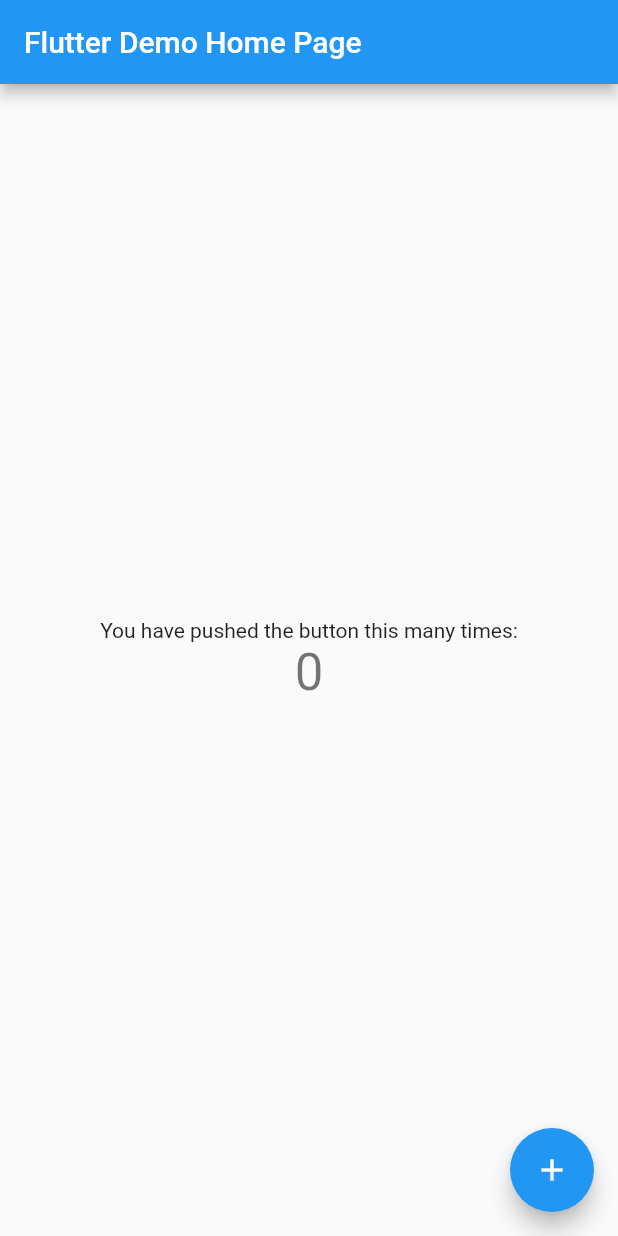
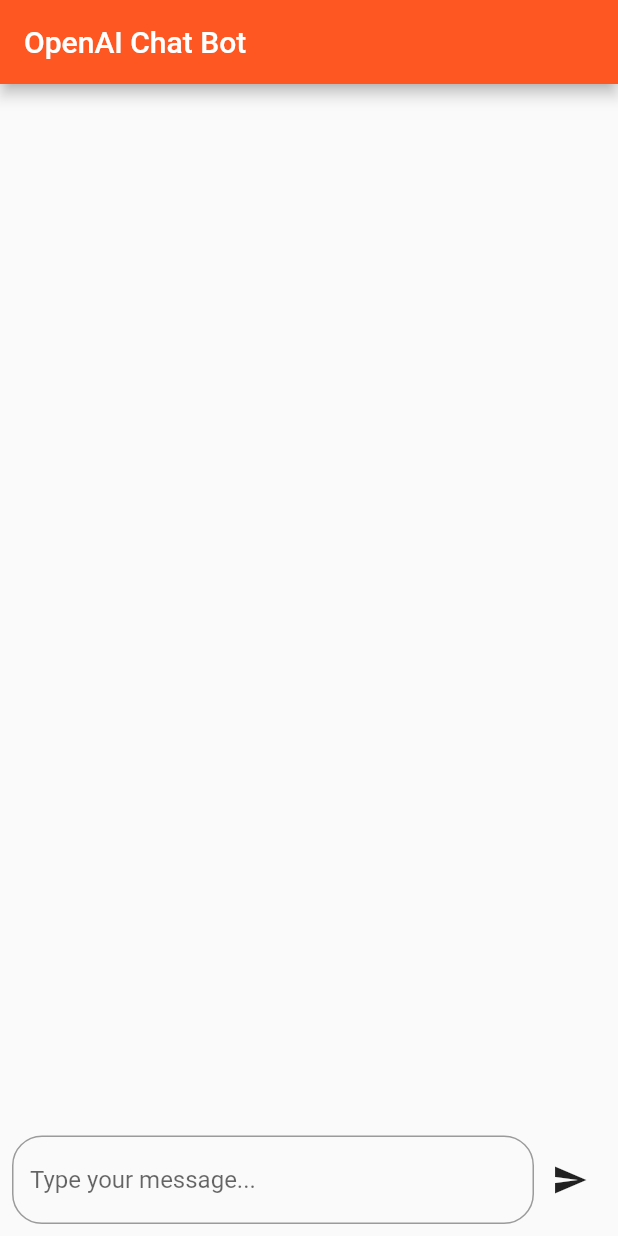
Before and after one commit to dbvaghani/chat_gpt_chatbot, a Flutter app: the screen it shows after launch, on a phone screen of 412 x 824 dp. Run offline on Flutter 3.47's test engine with Material 2 defaults, Android fonts, the phone set to English and light mode, and no system bars; missing offline and left inert: chat_gpt_sdk.

Commit message:
Complete demo with chatGPT chat bot

```diff
--- /dev/null
+++ b/lib/chat_screen.dart
@@ -0,0 +1,101 @@
+import 'package:chat_gpt_demo/widgets/chat_input.dart';
+import 'package:chat_gpt_demo/widgets/waiting_indicator.dart';
+import 'package:chat_gpt_sdk/chat_gpt_sdk.dart';
+import 'package:flutter/material.dart';
+
+import 'models/message.dart';
+import 'widgets/receiver_message.dart';
+import 'widgets/sender_message.dart';
+
+class ChatScreen extends StatefulWidget {
+  const ChatScreen({super.key});
+
+  @override
+  ChatScreenState createState() => ChatScreenState();
+}
+
+class ChatScreenState extends State<ChatScreen> {
+  final List<Message> _messages = [];
+  late OpenAI _openAI;
+  bool _isWaiting = false;
+
+  @override
+  void initState() {
+    super.initState();
+
+    const token = "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";
+
+    _openAI = OpenAI.instance.build(
+      token: token,
+      baseOption: HttpSetup(receiveTimeout: 6000),
+      isLogger: true,
+    );
+  }
+
+  @override
+  Widget build(BuildContext context) {
+    return GestureDetector(
+      onTap: () => FocusManager.instance.primaryFocus?.unfocus(),
+      child: Scaffold(
+        appBar: AppBar(
+          title: const Text("OpenAI Chat Bot"),
+        ),
+        body: SafeArea(
+          child: Column(
+            children: <Widget>[
+              Expanded(
+                child: ListView.builder(
+                  reverse: true,
+                  itemCount: _messages.length,
+                  itemBuilder: (context, index) {
+                    final message = _messages[index];
+                    return message.isReceiver
+                        ? ReceiverMessage(text: message.text)
+                        : SenderMessage(text: message.text);
+                  },
+                ),
+              ),
+              if (_isWaiting)
+                SizedBox(
+                  height: 50.0,
+                  child: Row(
+                    mainAxisAlignment: MainAxisAlignment.center,
+                    children: const [
+                      WaitingIndicator(),
+                      SizedBox(width: 10.0),
+                      Text('Waiting for response...'),
+                    ],
+                  ),
+                ),
+              ChatInput(onSendAction: (text) => _onSendAction(text)),
+            ],
+          ),
+        ),
+      ),
+    );
+  }
+
+  _onSendAction(String message) async {
+    debugPrint("onSend Action called");
+    setState(() {
+      _isWaiting = true;
+      _messages.insert(0, Message(text: message, isReceiver: false));
+    });
+
+    final response = await _openAI.onCompleteText(
+      request: CompleteText(
+        prompt: message,
+        model: kTranslateModelV3,
+      ),
+    );
+
+    final responseString = response?.choices.first.text;
+    if (responseString != null && responseString.isNotEmpty) {
+      setState(() {
+        _isWaiting = false;
+        _messages.insert(
+            0, Message(text: responseString.trim(), isReceiver: true));
+      });
+    }
+  }
+}
--- a/lib/main.dart
+++ b/lib/main.dart
@@ -1,3 +1,4 @@
+import 'package:chat_gpt_demo/chat_screen.dart';
 import 'package:flutter/material.dart';
 
 void main() {
@@ -13,103 +14,9 @@ class MyApp extends StatelessWidget {
     return MaterialApp(
       title: 'Flutter Demo',
       theme: ThemeData(
-        // This is the theme of your application.
-        //
-        // Try running your application with "flutter run". You'll see the
-        // application has a blue toolbar. Then, without quitting the app, try
-        // changing the primarySwatch below to Colors.green and then invoke
-        // "hot reload" (press "r" in the console where you ran "flutter run",
-        // or simply save your changes to "hot reload" in a Flutter IDE).
-        // Notice that the counter didn't reset back to zero; the application
-        // is not restarted.
-        primarySwatch: Colors.blue,
+        primarySwatch: Colors.deepOrange,
       ),
-      home: const MyHomePage(title: 'Flutter Demo Home Page'),
+      home: const ChatScreen(),
     );
   }
 }
-
-class MyHomePage extends StatefulWidget {
-  const MyHomePage({super.key, required this.title});
-
-  // This widget is the home page of your application. It is stateful, meaning
-  // that it has a State object (defined below) that contains fields that affect
-  // how it looks.
-
-  // This class is the configuration for the state. It holds the values (in this
-  // case the title) provided by the parent (in this case the App widget) and
-  // used by the build method of the State. Fields in a Widget subclass are
-  // always marked "final".
-
-  final String title;
-
-  @override
-  State<MyHomePage> createState() => _MyHomePageState();
-}
-
-class _MyHomePageState extends State<MyHomePage> {
-  int _counter = 0;
-
-  void _incrementCounter() {
-    setState(() {
-      // This call to setState tells the Flutter framework that something has
-      // changed in this State, which causes it to rerun the build method below
-      // so that the display can reflect the updated values. If we changed
-      // _counter without calling setState(), then the build method would not be
-      // called again, and so nothing would appear to happen.
-      _counter++;
-    });
-  }
-
-  @override
-  Widget build(BuildContext context) {
-    // This method is rerun every time setState is called, for instance as done
-    // by the _incrementCounter method above.
-    //
-    // The Flutter framework has been optimized to make rerunning build methods
-    // fast, so that you can just rebuild anything that needs updating rather
-    // than having to individually change instances of widgets.
-    return Scaffold(
-      appBar: AppBar(
-        // Here we take the value from the MyHomePage object that was created by
-        // the App.build method, and use it to set our appbar title.
-        title: Text(widget.title),
-      ),
-      body: Center(
-        // Center is a layout widget. It takes a single child and positions it
-        // in the middle of the parent.
-        child: Column(
-          // Column is also a layout widget. It takes a list of children and
-          // arranges them vertically. By default, it sizes itself to fit its
-          // children horizontally, and tries to be as tall as its parent.
-          //
-          // Invoke "debug painting" (press "p" in the console, choose the
-          // "Toggle Debug Paint" action from the Flutter Inspector in Android
-          // Studio, or the "Toggle Debug Paint" command in Visual Studio Code)
-          // to see the wireframe for each widget.
-          //
-          // Column has various properties to control how it sizes itself and
-          // how it positions its children. Here we use mainAxisAlignment to
-          // center the children vertically; the main axis here is the vertical
-          // axis because Columns are vertical (the cross axis would be
-          // horizontal).
-          mainAxisAlignment: MainAxisAlignment.center,
-          children: <Widget>[
-            const Text(
-              'You have pushed the button this many times:',
-            ),
-            Text(
-              '$_counter',
-              style: Theme.of(context).textTheme.headline4,
-            ),
-          ],
-        ),
-      ),
-      floatingActionButton: FloatingActionButton(
-        onPressed: _incrementCounter,
-        tooltip: 'Increment',
-        child: const Icon(Icons.add),
-      ), // This trailing comma makes auto-formatting nicer for build methods.
-    );
-  }
-}
--- /dev/null
+++ b/lib/models/message.dart
@@ -0,0 +1,6 @@
+class Message {
+  final String text;
+  final bool isReceiver;
+
+  Message({required this.text, required this.isReceiver});
+}
--- /dev/null
+++ b/lib/widgets/chat_input.dart
@@ -0,0 +1,37 @@
+import 'package:flutter/material.dart';
+
+class ChatInput extends StatelessWidget {
+  final Function(String) onSendAction;
+  ChatInput({required this.onSendAction, super.key});
+
+  final _textController = TextEditingController();
+
+  @override
+  Widget build(BuildContext context) {
+    return Container(
+      padding: const EdgeInsets.all(8.0),
+      child: Row(
+        children: <Widget>[
+          Expanded(
+            child: TextField(
+              controller: _textController,
+              decoration: InputDecoration(
+                hintText: "Type your message...",
+                border: OutlineInputBorder(
+                  borderRadius: BorderRadius.circular(20.0),
+                ),
+              ),
+            ),
+          ),
+          IconButton(
+            icon: const Icon(Icons.send),
+            onPressed: () {
+              onSendAction(_textController.text);
+              _textController.clear();
+            },
+          ),
+        ],
+      ),
+    );
+  }
+}
--- a/pubspec.yaml
+++ b/pubspec.yaml
@@ -36,6 +36,7 @@ dependencies:
   # The following adds the Cupertino Icons font to your application.
   # Use with the CupertinoIcons class for iOS style icons.
   cupertino_icons: ^1.0.2
+  chat_gpt_sdk: ^1.0.2+4
 
 dev_dependencies:
   flutter_test:
```
Also changed, not shown: lib/widgets/receiver_message.dart (added, +34 -0 lines), lib/widgets/sender_message.dart (added, +34 -0 lines), lib/widgets/waiting_indicator.dart (added, +55 -0 lines), pubspec.lock, 7 other files.
